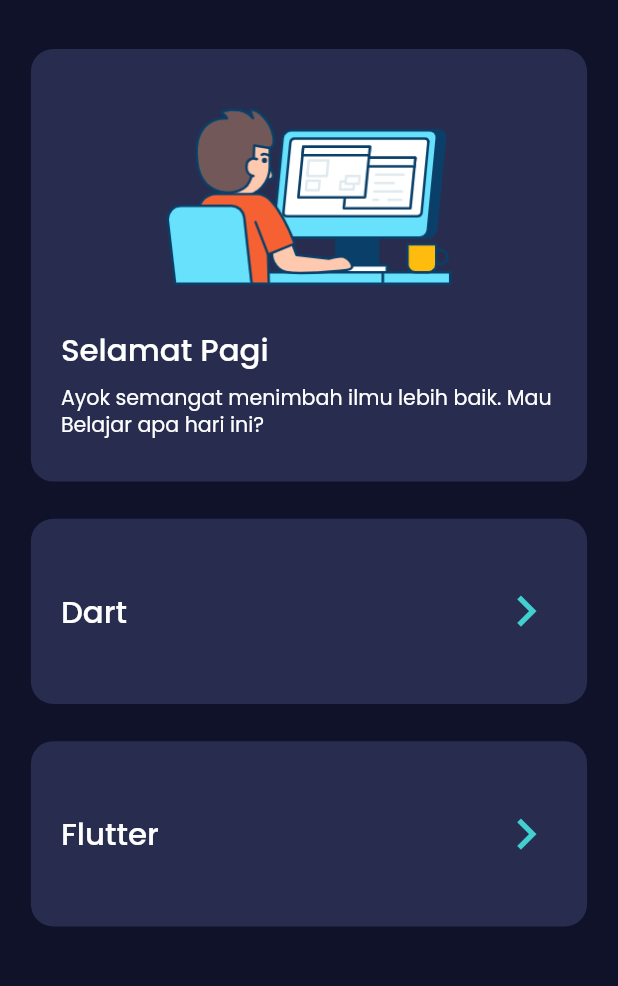
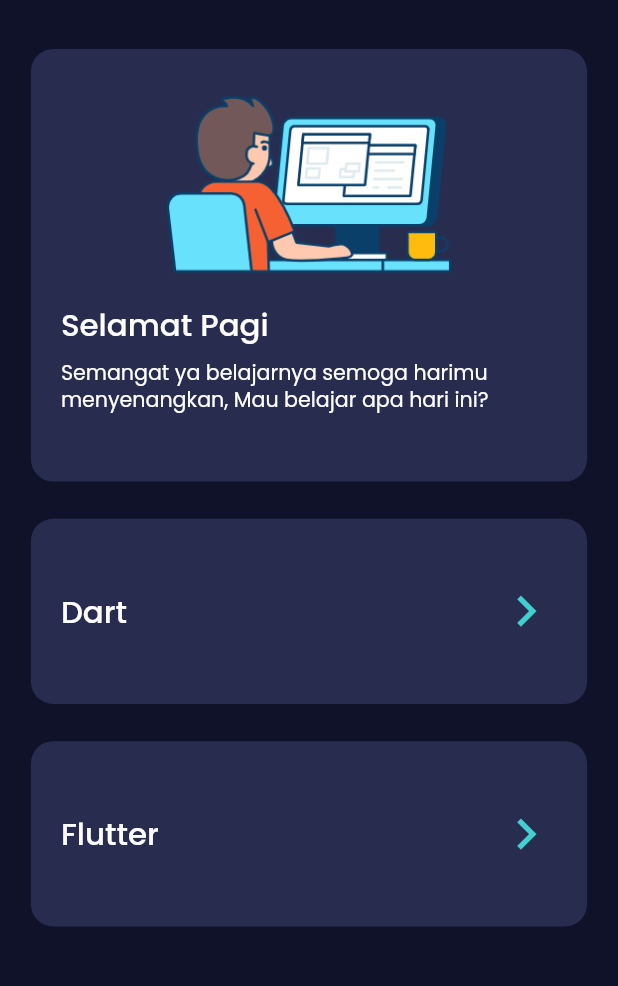
Before and after one commit to proximitycloud33/fluttering-with-you, a Flutter app: the screen it shows after launch, on a phone screen of 412 x 824 dp, the part 65-1051 px from its top. Run offline on Flutter 3.47's test engine with Material 2 defaults, Android fonts, the phone set to English and light mode, and no system bars; our stand-ins replace cloud_firestore, firebase_core, flutter_highlight, google_fonts, sizer, tuple; missing offline and left inert: code_text_field, flutter_quill, highlight; accounts and stored records are empty.

```diff
--- /dev/null
+++ b/lib/model/live_widget_model.dart
@@ -0,0 +1,201 @@
+import 'package:flutter/material.dart';
+import 'package:fluttering_with_you/utils/styles.dart';
+
+AppBar myAppBar() {
+  return AppBar(
+    leading: IconButton(
+      onPressed: () {},
+      icon: Icon(Icons.menu),
+      color: Colors.white,
+    ),
+    actions: [
+      IconButton(
+        onPressed: () {},
+        icon: Icon(Icons.search),
+        color: Colors.white,
+      ),
+    ],
+  );
+}
+
+Map<String, Widget> liveWidget = {
+  'apa itu flutter': Scaffold(),
+  'scaffold': Scaffold(),
+  'appbar': Scaffold(
+    appBar: myAppBar(),
+  ),
+  'body': Scaffold(
+    appBar: myAppBar(),
+    body: Center(child: Text('Hello World')),
+  ),
+  'floating action button': Scaffold(
+    appBar: myAppBar(),
+    body: Center(child: Text('Hello World')),
+    floatingActionButton: FloatingActionButton(
+      onPressed: () {},
+      child: Icon(Icons.add),
+    ),
+  ),
+  'container': Scaffold(
+    body: Center(
+      child: Column(
+        crossAxisAlignment: CrossAxisAlignment.center,
+        mainAxisAlignment: MainAxisAlignment.spaceBetween,
+        children: [
+          Container(
+            color: Colors.blue,
+            child: Text(
+              'Hi',
+              style: ThemeText.headingOne,
+            ),
+          ),
+          Container(
+            width: 200,
+            height: 200,
+            color: Colors.blue,
+            child: Align(
+              alignment: Alignment.center,
+              child: Text(
+                'Width and height',
+                style: ThemeText.headingOne,
+              ),
+            ),
+          ),
+          Container(
+            color: Colors.blue,
+            child: Text(
+              'Padding',
+              style: ThemeText.headingOne,
+            ),
+            padding: EdgeInsets.all(10),
+          ),
+          Container(
+            color: Colors.blue,
+            child: Text(
+              'Margin',
+              style: ThemeText.headingOne,
+            ),
+            padding: EdgeInsets.all(10),
+          ),
+        ],
+      ),
+    ),
+  ),
+  'dekorasi container': Scaffold(
+    body: Column(
+      children: [
+        Container(
+          child: Text(
+            'Color',
+            style: ThemeText.headingOne,
+          ),
+          decoration: BoxDecoration(color: Colors.red),
+        ),
+        Container(
+          width: 200,
+          height: 200,
+          child: Center(
+            child: Text(
+              'Shape',
+              style: ThemeText.headingOne,
+            ),
+          ),
+          decoration: BoxDecoration(color: Colors.red, shape: BoxShape.circle),
+        ),
+        Container(
+          child: Text(
+            'BoxShadow',
+            style: ThemeText.headingOne,
+          ),
+          decoration: BoxDecoration(color: Colors.red, boxShadow: const [
+            BoxShadow(
+              color: Colors.black,
+              offset: Offset(3, 6),
+              blurRadius: 10,
+            )
+          ]),
+        ),
+        Container(
+          child: Text(
+            'Border',
+            style: ThemeText.headingOne,
+          ),
+          decoration: BoxDecoration(
+            color: Colors.red,
+            border: Border.all(color: Colors.green, width: 3),
+          ),
+        ),
+        Padding(
+          padding: EdgeInsets.all(30),
+          child: Text('Padding'),
+        ),
+        Center(
+          child: Text('Text berada di tengah'),
+        ),
+      ],
+    ),
+  ),
+  'row': Scaffold(
+    body: Row(
+      mainAxisAlignment: MainAxisAlignment.spaceEvenly,
+      children: [
+        IconButton(
+          onPressed: () {},
+          icon: Icon(Icons.share),
+        ),
+        IconButton(
+          onPressed: () {},
+          icon: Icon(Icons.thumb_up),
+        ),
+        IconButton(
+          onPressed: () {},
+          icon: Icon(Icons.thumb_down),
+        ),
+      ],
+    ),
+  ),
+  'column': Scaffold(
+    body: Center(
+      child: Column(
+        children: const [
+          Text(
+            'Sebuah Judul',
+            // style: ThemeText.headingOne,
+            style: TextStyle(fontSize: 32, fontWeight: FontWeight.bold),
+          ),
+          Text(
+            'Lorem Ipsum Doler Sit Amet',
+            // style: ThemeText.headingOne,
+          ),
+        ],
+      ),
+    ),
+  ),
+  'elevated button': Scaffold(
+    body: Center(
+      child: Padding(
+        padding: const EdgeInsets.all(8.0),
+        child: ElevatedButton(onPressed: () {}, child: Text('Elevated Button')),
+      ),
+    ),
+  ),
+  'text button': Scaffold(
+    body: Center(
+      child: TextButton(onPressed: () {}, child: Text('Text Button')),
+    ),
+  ),
+  'outlined button': Scaffold(
+    body: Center(
+      child: OutlinedButton(onPressed: () {}, child: Text('Outlined Button')),
+    ),
+  ),
+  'icon button': Scaffold(
+    body: Center(
+      child: IconButton(
+        onPressed: () {},
+        icon: Icon(Icons.volume_up),
+        tooltip: 'Increase value by 10',
+      ),
+    ),
+  ),
+};
--- a/lib/screens/home_screen.dart
+++ b/lib/screens/home_screen.dart
@@ -1,3 +1,5 @@
+import 'dart:math';
+
 import 'package:flutter/material.dart';
 import 'package:fluttering_with_you/screens/material_detail_screen.dart';
 import 'package:fluttering_with_you/utils/constants.dart';
@@ -14,8 +16,11 @@ class HomeScreen extends StatelessWidget {
     if (hour < 12) {
       return 'Pagi';
     }
-    if (hour < 17) {
+    if (hour < 15) {
       return 'Siang';
+    }
+    if (hour < 19) {
+      return 'Sore';
     }
     return 'Malam';
   }
@@ -50,7 +55,7 @@ class HomeScreen extends StatelessWidget {
                     children: [
                       Container(
                         width: 100.w,
-                        height: 20.h,
+                        height: 18.h,
                         child: Image.asset(
                           'lib/assets/images/Coding_Outline.png',
                           width: 100.w,
@@ -64,7 +69,8 @@ class HomeScreen extends StatelessWidget {
                       ),
                       SizedBox(height: 1.h),
                       Text(
-                        'Ayok semangat menimbah ilmu lebih baik. Mau Belajar apa hari ini?',
+                        Greetings.spiritGreetings[Random().nextInt(2)] +
+                            ', Mau belajar apa hari ini? ',
                         style: ThemeText.paragraph,
                       ),
                     ],
@@ -80,7 +86,9 @@ class HomeScreen extends StatelessWidget {
                 onTap: () {
                   Navigator.push(context, MaterialPageRoute(
                     builder: (context) {
-                      return ListMaterialScreen();
+                      return ListMaterialScreen(
+                        materialName: 'dart',
+                      );
                     },
                   ));
                 },
@@ -117,7 +125,15 @@ class HomeScreen extends StatelessWidget {
               ),
               SizedBox(height: 3.h),
               InkWell(
-                onTap: () {},
+                onTap: () {
+                  Navigator.push(context, MaterialPageRoute(
+                    builder: (context) {
+                      return ListMaterialScreen(
+                        materialName: 'flutter',
+                      );
+                    },
+                  ));
+                },
                 child: Ink(
                   decoration: BoxDecoration(
                     color: AppColor.secondaryColor,
--- a/lib/screens/list_material_screen.dart
+++ b/lib/screens/list_material_screen.dart
@@ -8,14 +8,16 @@ import 'package:firebase_core/firebase_core.dart';
 import 'package:cloud_firestore/cloud_firestore.dart';
 
 class ListMaterialScreen extends StatelessWidget {
-  const ListMaterialScreen({Key? key}) : super(key: key);
+  final String materialName;
+  const ListMaterialScreen({Key? key, required this.materialName})
+      : super(key: key);
 
   @override
   Widget build(BuildContext context) {
     final firstoreStream = FirebaseFirestore.instance
         .collection('material')
         .orderBy('createdAt')
-        .where('tags', arrayContainsAny: ['dart'])
+        .where('tags', arrayContainsAny: [materialName])
         .withConverter<Map<String, dynamic>>(
           fromFirestore: (snapshot, options) =>
               snapshot.data() ?? <String, dynamic>{},
@@ -61,6 +63,7 @@ class ListMaterialScreen extends StatelessWidget {
                           return TabScreen(
                             materialControllerText: docs['material'],
                             materialTitle: docs['title'],
+                            materialTags: <String>[...docs['tags']],
                           );
                         },
                       ));
@@ -124,7 +127,7 @@ class ListMaterialScreen extends StatelessWidget {
             } else if (ConnectionState.waiting == snapshot.connectionState) {
               return Center(child: CircularProgressIndicator.adaptive());
             } else if (snapshot.hasError) {
-              print(snapshot.error);
+              // print(snapshot.error);
               return Center(
                 child: Text(
                   '${snapshot.error}',
--- /dev/null
+++ b/lib/screens/live_preview_screen.dart
@@ -0,0 +1,21 @@
+import 'package:flutter/material.dart';
+import 'package:fluttering_with_you/model/live_widget_model.dart';
+
+class LivePreview extends StatefulWidget {
+  final String flutterMaterialTitle;
+  const LivePreview({Key? key, required this.flutterMaterialTitle})
+      : super(key: key);
+
+  @override
+  _LivePreviewState createState() => _LivePreviewState();
+}
+
+class _LivePreviewState extends State<LivePreview> {
+  @override
+  Widget build(BuildContext context) {
+    return MaterialApp(
+      debugShowCheckedModeBanner: false,
+      home: liveWidget[widget.flutterMaterialTitle.toLowerCase()],
+    );
+  }
+}
--- a/lib/screens/material_detail_screen.dart
+++ b/lib/screens/material_detail_screen.dart
@@ -62,7 +62,7 @@ class _MaterialDetailScreenState extends State<MaterialDetailScreen>
                         null,
                       ),
                       code: DefaultTextBlockStyle(
-                        TextStyle(color: AppColor.accentColor),
+                        TextStyle(color: AppColor.accentColor, fontSize: 12),
                         Tuple2(6, 0),
                         Tuple2(1, 0),
                         BoxDecoration(
--- a/lib/screens/tab_screen.dart
+++ b/lib/screens/tab_screen.dart
@@ -1,5 +1,6 @@
 import 'package:flutter/material.dart';
 import 'package:fluttering_with_you/screens/code_editor_screen.dart';
+import 'package:fluttering_with_you/screens/live_preview_screen.dart';
 import 'package:fluttering_with_you/screens/material_detail_screen.dart';
 import 'package:fluttering_with_you/utils/constants.dart';
 import 'package:fluttering_with_you/utils/styles.dart';
@@ -7,10 +8,12 @@ import 'package:fluttering_with_you/utils/styles.dart';
 class TabScreen extends StatefulWidget {
   final String materialControllerText;
   final String materialTitle;
+  final List<String> materialTags;
   const TabScreen({
     Key? key,
     required this.materialControllerText,
     required this.materialTitle,
+    required this.materialTags,
   }) : super(key: key);
 
   @override
@@ -62,20 +65,35 @@ class _TabScreenState extends State<TabScreen> {
                     child: Row(
                       mainAxisAlignment: MainAxisAlignment.center,
                       children: [
+                        if (widget.materialTags
+                            .any((e) => e.contains('dart'))) ...[
                           Icon(Icons.code),
                           SizedBox(width: 5.0),
                           Text('Live Code', style: ThemeText.paragraph),
+                        ] else ...[
+                          Icon(Icons.phone_android),
+                          SizedBox(width: 5.0),
+                          Text('Live Preview', style: ThemeText.paragraph),
+                        ],
                       ],
                     ),
                   ),
                 ]),
           ),
           body: TabBarView(children: [
+            if (widget.materialTags.any((e) => e.contains('dart'))) ...[
               MaterialDetailScreen(
                 materialControllerText: widget.materialControllerText,
                 title: widget.materialTitle,
               ),
               CodeEditorScreen(),
+            ] else ...[
+              MaterialDetailScreen(
+                materialControllerText: widget.materialControllerText,
+                title: widget.materialTitle,
+              ),
+              LivePreview(flutterMaterialTitle: widget.materialTitle),
+            ]
           ]),
         ),
       ),
--- a/lib/utils/constants.dart
+++ b/lib/utils/constants.dart
@@ -1,7 +1,15 @@
 import 'package:flutter/material.dart';
 
-class AppColor {
+abstract class AppColor {
   static const primaryColor = Color(0xFF0F1228);
   static const secondaryColor = Color(0xFF282D4F);
   static const accentColor = Color(0xFF42CFCF);
 }
+
+abstract class Greetings {
+  static const List<String> spiritGreetings = [
+    'Semangat ya belajarnya semoga harimu menyenangkan',
+    'Ayok semangat menambah ilmu yang lebih baik'
+        'Belajar itu hal yang baik',
+  ];
+}
```
Lines whose indentation alone changed are shown as unchanged.
